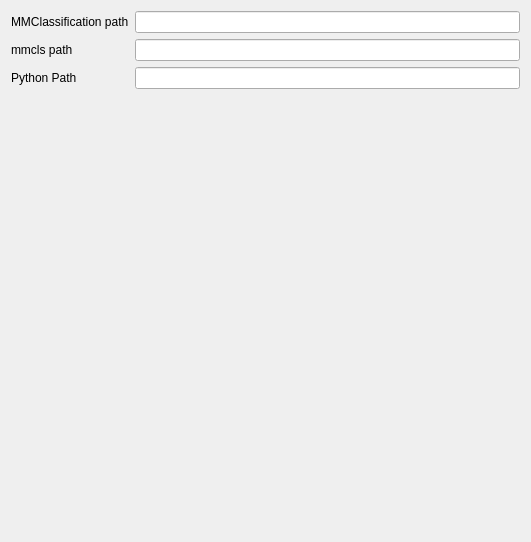
Before: the Qt Designer form plugins/classificationplugins/mmclassificationplugin/mmclassificationsettings.ui in Joensw/RCAIT, drawn with Qt 5.
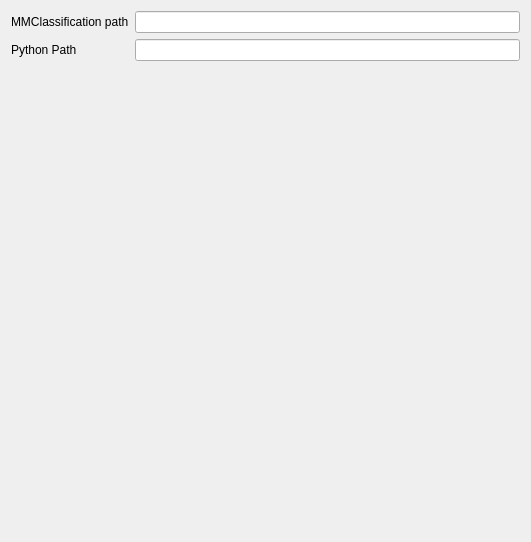
After: the same form once the commit is applied.

Commit message: Removed unnecessary mmcls path setting and process environment in mmclassificationplugin

The edit to the form file:
```diff
--- a/plugins/classificationplugins/mmclassificationplugin/mmclassificationsettings.ui
+++ b/plugins/classificationplugins/mmclassificationplugin/mmclassificationsettings.ui
@@ -30,25 +30,15 @@
       <widget class="QLineEdit" name="lineEdit_mmclassificationPath"/>
      </item>
      <item row="1" column="0">
-      <widget class="QLabel" name="label_mmclsPath">
-       <property name="text">
-        <string>mmcls path</string>
-       </property>
-      </widget>
-     </item>
-     <item row="1" column="1">
-      <widget class="QLineEdit" name="lineEdit_mmclsPath"/>
-     </item>
-     <item row="2" column="1">
-      <widget class="QLineEdit" name="lineEdit_pythonPath"/>
-     </item>
-     <item row="2" column="0">
       <widget class="QLabel" name="label_pythonPath">
        <property name="text">
         <string>Python Path</string>
        </property>
       </widget>
      </item>
+     <item row="1" column="1">
+      <widget class="QLineEdit" name="lineEdit_pythonPath"/>
+     </item>
     </layout>
    </item>
   </layout>
```
The commit also changes 3 other files.
